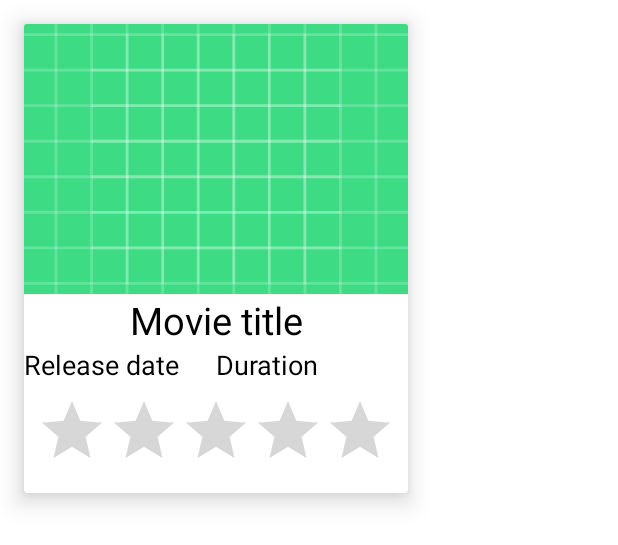
After one commit to dunghoangtrung125/Movies-Info-App, an Android app: the layout movie_list_item.xml on its own in the app's theme, with its tools: preview values and no code run, on a phone screen of 412 x 824 dp. The commit adds this screen. Shown: the top 545 px of the screen. Run offline under Robolectric (Android 15) with nearby library versions, the phone set to English and light mode, and no system bars.

Commit message:
Use recyclerview to display movie list on screen

```diff
--- a/app/src/main/AndroidManifest.xml
+++ b/app/src/main/AndroidManifest.xml
@@ -3,7 +3,7 @@
     xmlns:tools="http://schemas.android.com/tools"
     package="com.trungdunghoang125.moviesinfoapp">
 
-    <uses-permission android:name="android.permission.INTERNET"/>
+    <uses-permission android:name="android.permission.INTERNET" />
     <application
         android:allowBackup="true"
         android:dataExtractionRules="@xml/data_extraction_rules"
@@ -15,7 +15,7 @@
         android:theme="@style/Theme.MoviesInfoApp"
         tools:targetApi="31">
         <activity
-            android:name=".MainActivity"
+            android:name=".MovieListActivity"
             android:exported="true">
             <intent-filter>
                 <action android:name="android.intent.action.MAIN" />
--- /dev/null
+++ b/app/src/main/res/layout/movie_list_item.xml
@@ -0,0 +1,66 @@
+<?xml version="1.0" encoding="utf-8"?>
+<androidx.cardview.widget.CardView xmlns:android="http://schemas.android.com/apk/res/android"
+    xmlns:app="http://schemas.android.com/apk/res-auto"
+    android:id="@+id/movie_card_item"
+    android:layout_width="wrap_content"
+    android:layout_height="wrap_content"
+    android:layout_margin="16dp"
+    app:cardElevation="10dp">
+
+    <LinearLayout
+        android:layout_width="match_parent"
+        android:layout_height="match_parent"
+        android:orientation="vertical">
+
+        <ImageView
+            android:id="@+id/movie_poster"
+            android:layout_width="match_parent"
+            android:layout_height="180dp"
+            android:scaleType="centerCrop"
+            android:src="@drawable/ic_launcher_background" />
+
+        <TextView
+            android:id="@+id/movie_title"
+            android:layout_width="match_parent"
+            android:layout_height="wrap_content"
+            android:gravity="center"
+            android:text="Movie title"
+            android:textColor="@color/black"
+            android:textSize="25sp" />
+
+        <LinearLayout
+            android:layout_width="match_parent"
+            android:layout_height="wrap_content"
+            android:orientation="horizontal">
+
+            <TextView
+                android:id="@+id/release_date"
+                android:layout_width="0dp"
+                android:layout_height="wrap_content"
+                android:layout_weight="1"
+                android:text="Release date"
+                android:textColor="@color/black"
+                android:textSize="18sp" />
+
+            <TextView
+                android:id="@+id/duration"
+                android:layout_width="0dp"
+                android:layout_height="wrap_content"
+                android:layout_weight="1"
+                android:text="Duration"
+                android:textColor="@color/black"
+                android:textSize="18sp" />
+        </LinearLayout>
+
+        <RatingBar
+            android:id="@+id/rating"
+            android:layout_width="wrap_content"
+            android:layout_height="wrap_content"
+            android:layout_margin="8dp"
+            android:isIndicator="true"
+            android:clickable="false"
+            android:numStars="5" />
+
+    </LinearLayout>
+
+</androidx.cardview.widget.CardView>
--- a/app/src/main/res/values/themes.xml
+++ b/app/src/main/res/values/themes.xml
@@ -1,6 +1,6 @@
 <resources xmlns:tools="http://schemas.android.com/tools">
     <!-- Base application theme. -->
-    <style name="Theme.MoviesInfoApp" parent="Theme.MaterialComponents.DayNight.DarkActionBar">
+    <style name="Theme.MoviesInfoApp" parent="Theme.MaterialComponents.DayNight.NoActionBar">
         <!-- Primary brand color. -->
         <item name="colorPrimary">@color/purple_500</item>
         <item name="colorPrimaryVariant">@color/purple_700</item>
--- /dev/null
+++ b/app/src/main/res/xml/network_security_config.xml
@@ -0,0 +1,6 @@
+<?xml version="1.0" encoding="utf-8"?>
+<network-security-config>
+    <domain-config cleartextTrafficPermitted="true">
+        <domain includeSubdomains="true">api.themoviedb.org</domain>
+    </domain-config>
+</network-security-config>
```
Also changed, not shown: app/build.gradle (+15 -2 lines), app/src/main/java/com/trungdunghoang125/moviesinfoapp/AppExecutors.java (added, +23 -0 lines), app/src/main/java/com/trungdunghoang125/moviesinfoapp/MainActivity.java (deleted, +0 -56 lines), app/src/main/java/com/trungdunghoang125/moviesinfoapp/MovieListActivity.java (added, +72 -0 lines), app/src/main/java/com/trungdunghoang125/moviesinfoapp/adapter/ItemClick.java (added, +10 -0 lines), app/src/main/java/com/trungdunghoang125/moviesinfoapp/adapter/MovieListAdapter.java (added, +90 -0 lines), app/src/main/java/com/trungdunghoang125/moviesinfoapp/model/MovieModel.java (+23 -8 lines), app/src/main/java/com/trungdunghoang125/moviesinfoapp/repository/MovieRepository.java (added, +35 -0 lines), app/src/main/java/com/trungdunghoang125/moviesinfoapp/request/MovieApi.java (+9 -1 lines), app/src/main/java/com/trungdunghoang125/moviesinfoapp/request/MovieApiClient.java (added, +119 -0 lines), app/src/main/java/com/trungdunghoang125/moviesinfoapp/response/MovieSearchResponse.java (+4 -6 lines), app/src/main/java/com/trungdunghoang125/moviesinfoapp/viewModels/MovieListViewModel.java (added, +29 -0 lines), app/src/main/res/layout/activity_main.xml (+16 -6 lines), gradle/wrapper/gradle-wrapper.properties, 2 other files.
